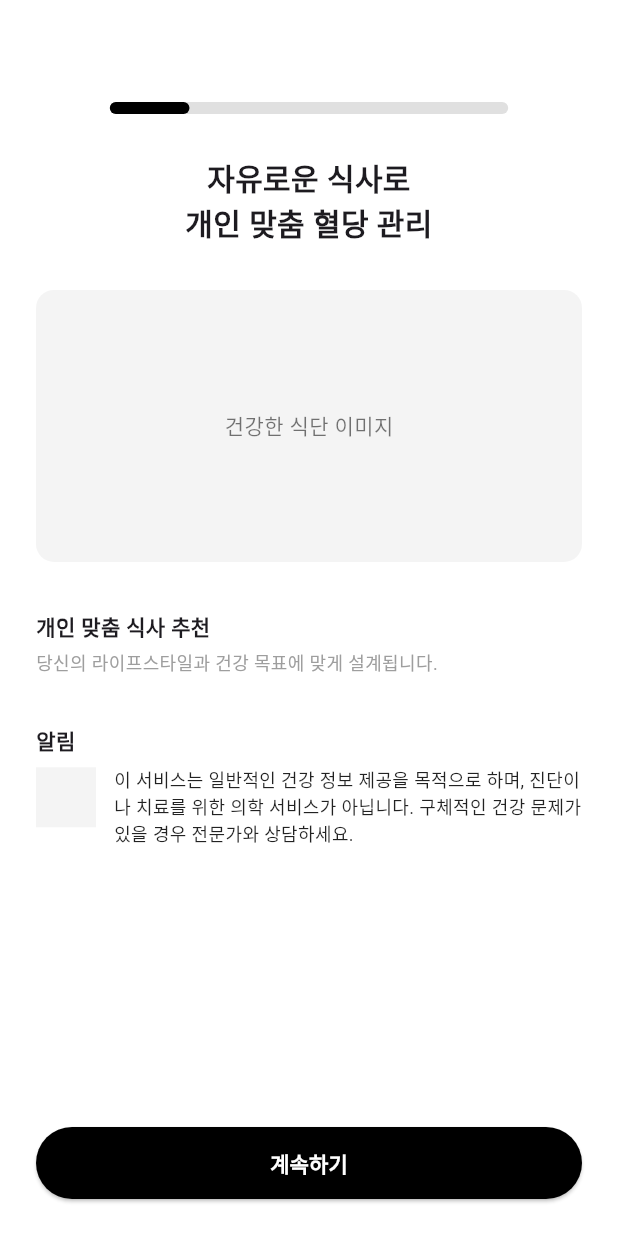
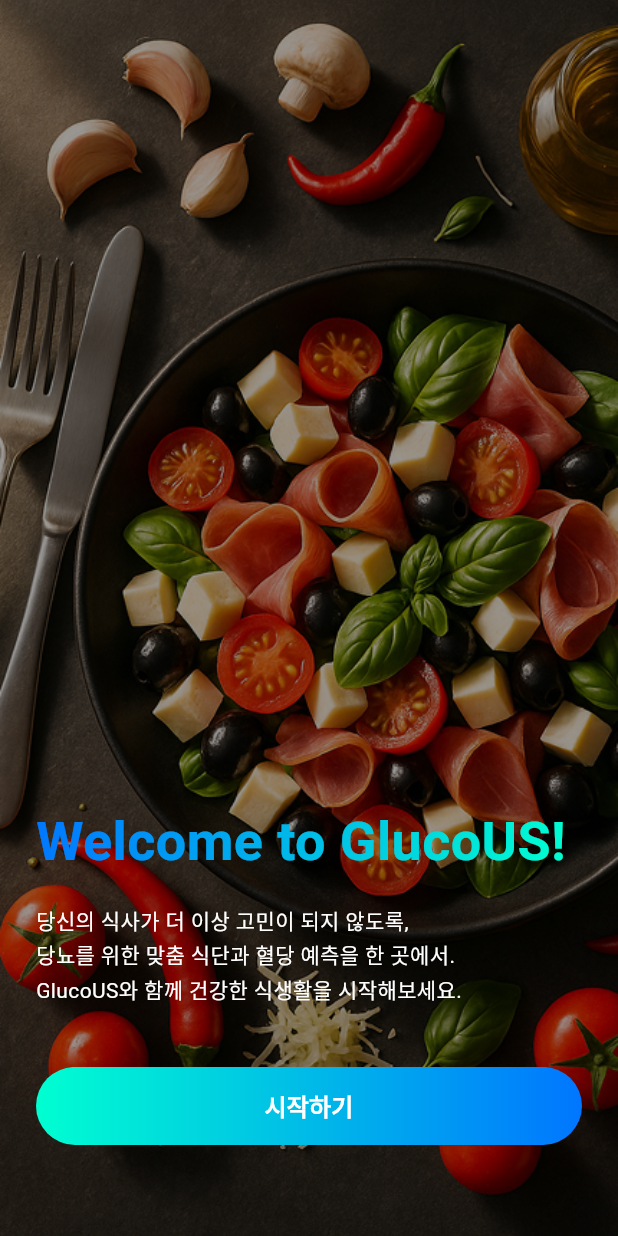
Before and after one commit to kygyeom/glucous_meal_app, a Flutter app: the screen it shows after launch, on a phone screen of 412 x 824 dp. Run offline on Flutter 3.47's test engine with Material 3 defaults, Android fonts, the phone set to English and light mode, and no system bars; Roboto replaces fonts that are missing (NotoSans).

Commit message:
fixing design

```diff
--- a/lib/screens/onboarding_screen.dart
+++ b/lib/screens/onboarding_screen.dart
@@ -1,152 +1,102 @@
 import 'package:flutter/material.dart';
-import 'user_info_screen.dart';
+import 'user_profile_screen.dart';
 
 class OnboardingScreen extends StatelessWidget {
   const OnboardingScreen({super.key});
-
-  Widget buildProgressBar(BuildContext context) {
-    return Padding(
-      padding: const EdgeInsets.symmetric(horizontal: 16, vertical: 12),
-      child: Row(
-        children: [
-          const Spacer(flex: 1),
-          Expanded(
-            flex: 8,
-            child: Container(
-              height: 8,
-              decoration: BoxDecoration(
-                color: Colors.grey.shade300,
-                borderRadius: BorderRadius.circular(4),
-              ),
-              child: FractionallySizedBox(
-                alignment: Alignment.centerLeft,
-                widthFactor: 0.2,
-                child: Container(
-                  decoration: BoxDecoration(
-                    color: Colors.black,
-                    borderRadius: BorderRadius.circular(4),
-                  ),
-                ),
-              ),
-            ),
-          ),
-          const Spacer(flex: 1),
-        ],
-      ),
-    );
-  }
 
   @override
   Widget build(BuildContext context) {
     final screenHeight = MediaQuery.of(context).size.height;
 
     return Scaffold(
-      backgroundColor: Colors.white,
-      appBar: AppBar(
-        backgroundColor: Colors.transparent,
-        elevation: 0,
-        automaticallyImplyLeading: false,
-      ),
-      body: Padding(
-        padding: const EdgeInsets.symmetric(horizontal: 24.0),
-        child: Column(
+      body: Stack(
         children: [
-            buildProgressBar(context),
-            SizedBox(height: screenHeight * 0.02),
-            const Text(
-              '자유로운 식사로\n개인 맞춤 혈당 관리',
-              textAlign: TextAlign.center,
-              style: TextStyle(
-                fontSize: 20,
-                fontWeight: FontWeight.bold,
-                height: 1.4,
+          // 배경 이미지
+          Positioned.fill(
+            child: Image.asset(
+              'assets/images/onboarding_bg.png', // ← 파일 경로에 맞게 수정
+              fit: BoxFit.cover,
             ),
           ),
-            SizedBox(height: screenHeight * 0.035),
-            Container(
-              height: screenHeight * 0.22,
-              width: double.infinity,
-              decoration: BoxDecoration(
-                color: Color(0xFFF4F4F4),
-                borderRadius: BorderRadius.circular(12),
+          // 어두운 오버레이
+          Positioned.fill(
+            child: Container(color: Colors.black.withOpacity(0.4)),
           ),
-              child: const Center(
-                child: Text(
-                  '건강한 식단 이미지',
+          // 내용
+          SafeArea(
+            child: Padding(
+              padding: const EdgeInsets.symmetric(
+                horizontal: 24.0,
+                vertical: 36,
+              ),
+              child: Column(
+                mainAxisAlignment: MainAxisAlignment.end,
+                crossAxisAlignment: CrossAxisAlignment.start,
+                children: [
+                  ShaderMask(
+                    shaderCallback: (bounds) =>
+                        const LinearGradient(
+                          begin: Alignment.topLeft, // ← ↘ 대각선 시작점
+                          end: Alignment.bottomRight, // ← ↘ 대각선 끝점
+                          colors: [Color(0xFF0076FF), Color(0xFF00FFD1)],
+                        ).createShader(
+                          Rect.fromLTWH(0, 0, bounds.width, bounds.height),
+                        ),
+                    child: const Text(
+                      'Welcome to GlucoUS!',
                       style: TextStyle(
-                    color: Colors.black54,
-                    fontWeight: FontWeight.w500,
+                        fontSize: 36,
+                        fontWeight: FontWeight.bold,
+                        color: Colors.white, // 무시됨
                       ),
                     ),
                   ),
-            ),
-            SizedBox(height: screenHeight * 0.04),
-            const Align(
-              alignment: Alignment.centerLeft,
-              child: Text(
-                '개인 맞춤 식사 추천',
-                style: TextStyle(fontWeight: FontWeight.w600, fontSize: 14),
+                  const SizedBox(height: 16),
+                  const Text(
+                    '당신의 식사가 더 이상 고민이 되지 않도록,\n당뇨를 위한 맞춤 식단과 혈당 예측을 한 곳에서.\nGlucoUS와 함께 건강한 식생활을 시작해보세요.',
+                    style: TextStyle(
+                      color: Colors.white,
+                      fontSize: 14,
+                      height: 1.6,
                     ),
                   ),
-            const SizedBox(height: 4),
-            const Align(
-              alignment: Alignment.centerLeft,
-              child: Text(
-                '당신의 라이프스타일과 건강 목표에 맞게 설계됩니다.',
-                style: TextStyle(fontSize: 12, color: Colors.grey),
-              ),
-            ),
-            SizedBox(height: screenHeight * 0.04),
-            const Align(
-              alignment: Alignment.centerLeft,
-              child: Text(
-                '알림',
-                style: TextStyle(fontWeight: FontWeight.bold, fontSize: 14),
-              ),
-            ),
-            const SizedBox(height: 8),
-            Row(
-              crossAxisAlignment: CrossAxisAlignment.start,
-              children: [
-                Container(width: 40, height: 40, color: Color(0xFFF4F4F4)),
-                const SizedBox(width: 12),
-                const Expanded(
-                  child: Text(
-                    '이 서비스는 일반적인 건강 정보 제공을 목적으로 하며, 진단이나 치료를 위한 의학 서비스가 아닙니다. 구체적인 건강 문제가 있을 경우 전문가와 상담하세요.',
-                    style: TextStyle(
-                      fontSize: 12,
-                      color: Colors.black87,
-                      height: 1.4,
-                    ),
-                  ),
-                ),
-              ],
-            ),
-            const Spacer(),
+                  const SizedBox(height: 40),
                   SizedBox(
                     width: double.infinity,
-              height: 48,
+                    height: 52,
                     child: ElevatedButton(
                       onPressed: () {
                         Navigator.push(
                           context,
                           MaterialPageRoute(
-                      builder: (context) => const UserInfoScreen(),
+                            builder: (context) => const UserProfileScreen(),
                           ),
                         );
                       },
                       style: ElevatedButton.styleFrom(
-                  backgroundColor: Colors.black,
+                        padding: EdgeInsets.zero,
                         shape: RoundedRectangleBorder(
-                    borderRadius: BorderRadius.circular(24),
+                          borderRadius: BorderRadius.circular(30),
+                        ),
+                        backgroundColor: Colors.transparent,
+                        elevation: 0,
+                      ),
+                      child: Ink(
+                        decoration: BoxDecoration(
+                          gradient: const LinearGradient(
+                            colors: [Color(0xFF00FFD1), Color(0xFF0076FF)],
+                          ),
+                          borderRadius: BorderRadius.circular(30),
+                        ),
+                        child: const Center(
+                          child: Text(
+                            '시작하기',
+                            style: TextStyle(
+                              fontSize: 16,
+                              fontWeight: FontWeight.bold,
+                              color: Colors.white,
                             ),
                           ),
-                child: const Text(
-                  '계속하기',
-                  style: TextStyle(
-                    color: Colors.white,
-                    fontSize: 14,
-                    fontWeight: FontWeight.w600,
                         ),
                       ),
                     ),
@@ -155,6 +105,9 @@
                 ],
               ),
             ),
+          ),
+        ],
+      ),
     );
   }
 }
--- a/pubspec.yaml
+++ b/pubspec.yaml
@@ -61,6 +61,7 @@
   # To add assets to your application, add an assets section, like this:
   assets:
     - assets/icons/google.png
+    - assets/images/
 
   # An image asset can refer to one or more resolution-specific "variants", see
   # https://flutter.dev/to/resolution-aware-images
```
Also changed, not shown: lib/screens/user_lifestyle_screen.dart (added, +230 -0 lines), lib/screens/user_profile_screen.dart (renamed from lib/screens/user_info_screen.dart, +11 -109 lines), assets/images/onboarding_bg.png (added), 1 other file. Lines whose indentation alone changed are shown as unchanged.
